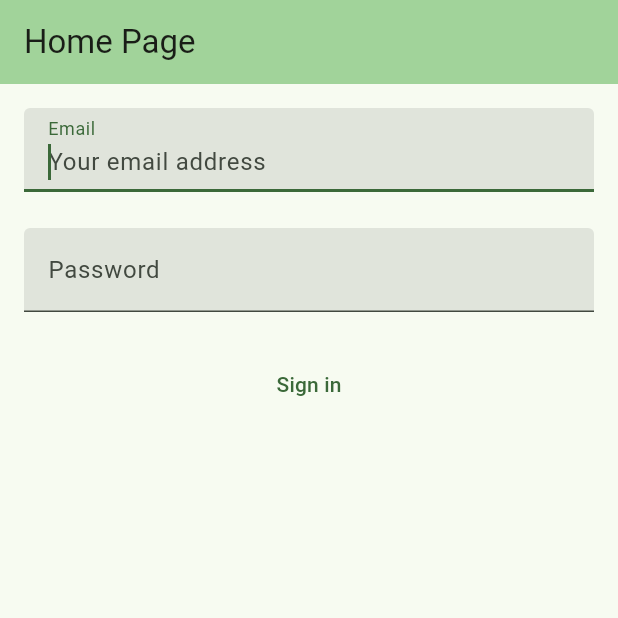
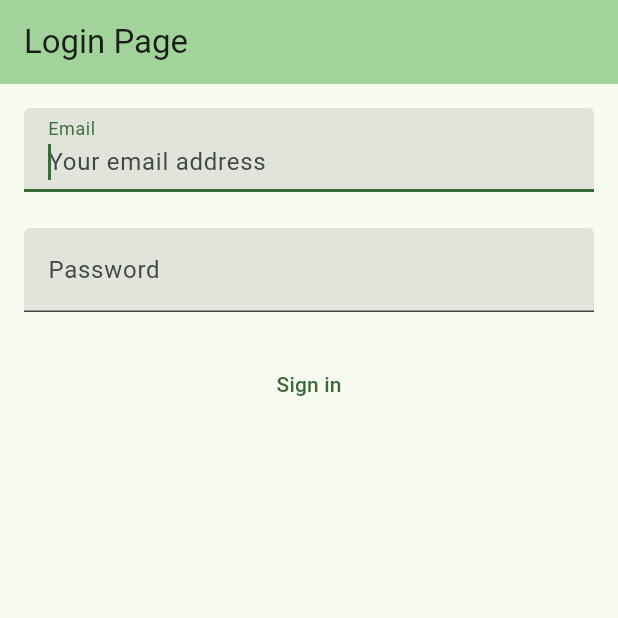
Before and after one commit to dw0nji/task_manager_2, a Flutter app: the screen it shows after launch, item 2 of the bottom bar chosen, on a phone screen of 412 x 824 dp, the top half of it. Run offline on Flutter 3.47's test engine with Material 3 defaults, Android fonts, the phone set to English and light mode, and no system bars; our stand-ins replace go_router.

Commit message:
Changed text.

```diff
--- a/lib/main.dart
+++ b/lib/main.dart
@@ -66,7 +66,7 @@ class MyApp extends StatelessWidget {
                 pageBuilder: (context, state) {
                   return FadeTransitionPage<dynamic>(
                     key: state.pageKey,
-                    child: const SignInHttp(title: 'Home Page'),
+                    child: const SignInHttp(title: 'Login Page'),
                   );
                 },
               ),
```
